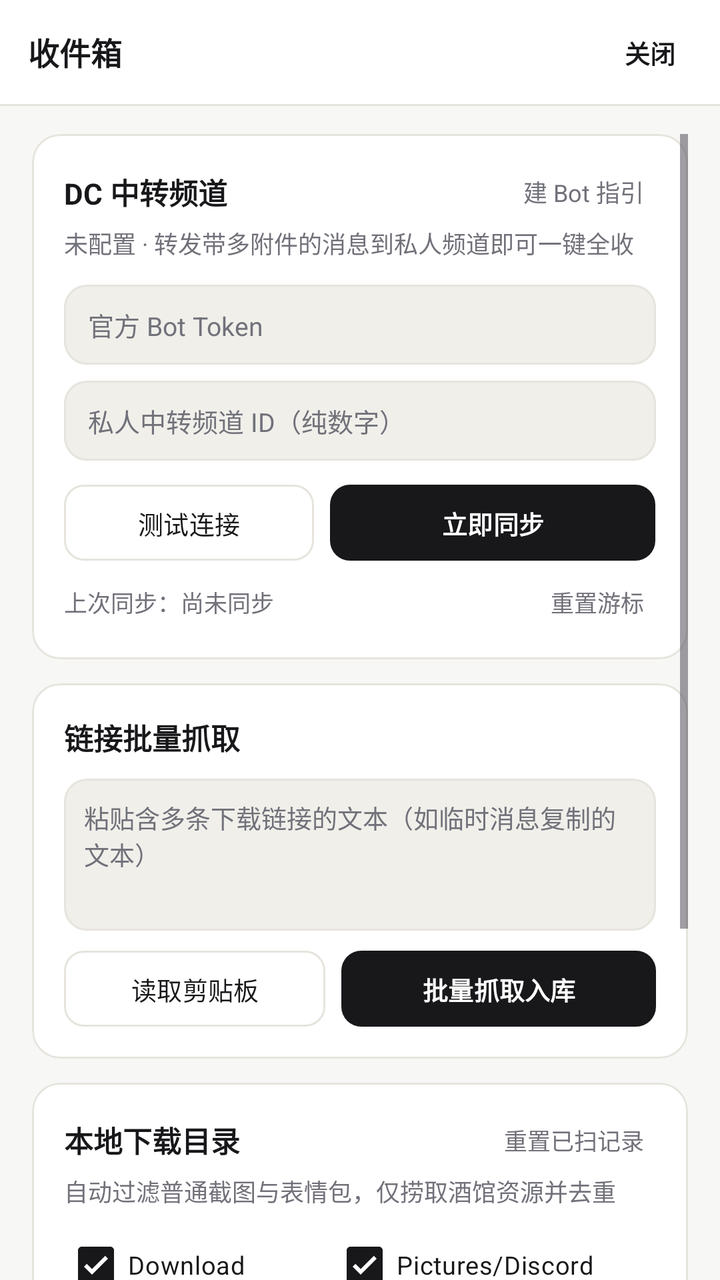
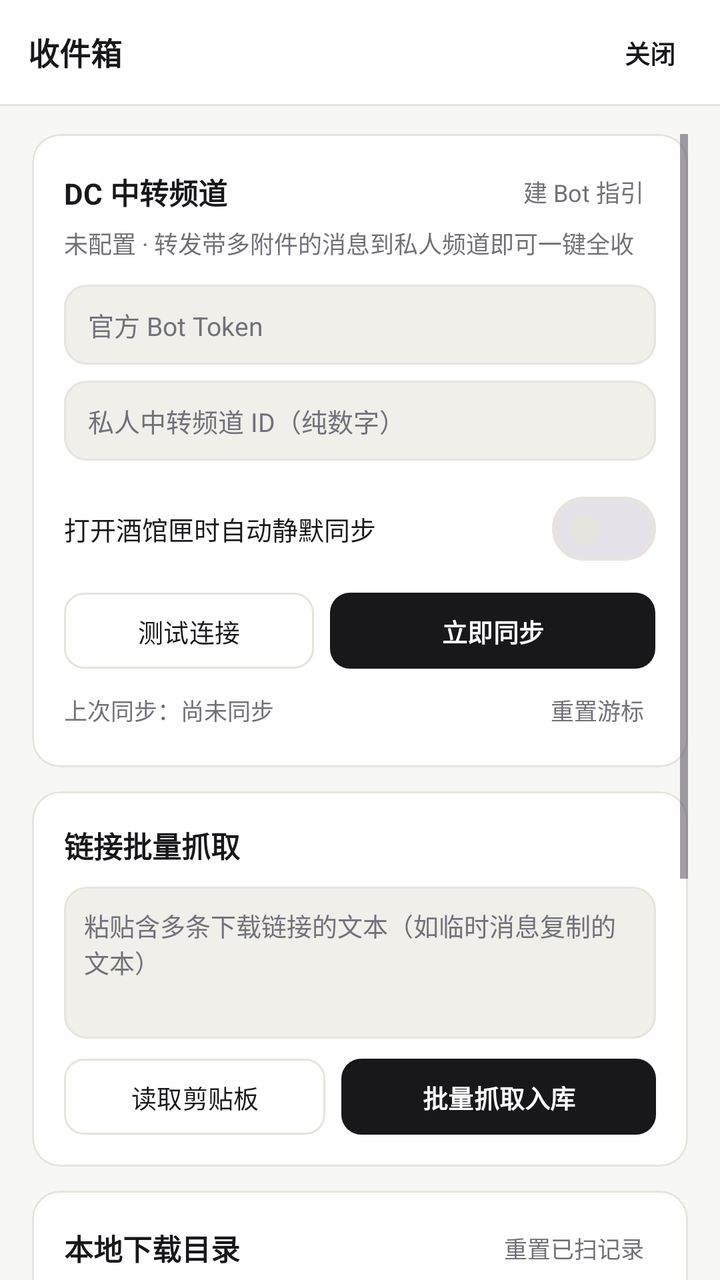

The first picture is an Android layout as it rendered before a commit; the second is the same layout after the commit. The layout source and the unified diff follow.
<!-- AndroidManifest.xml: application theme Theme.STThemeVault -->
<!-- res/layout/activity_inbox.xml -->
<?xml version="1.0" encoding="utf-8"?>
<LinearLayout xmlns:android="http://schemas.android.com/apk/res/android"
    xmlns:app="http://schemas.android.com/apk/res-auto"
    android:layout_width="match_parent"
    android:layout_height="match_parent"
    android:background="@color/bg"
    android:orientation="vertical">

    
    <LinearLayout
        android:layout_width="match_parent"
        android:layout_height="52dp"
        android:background="@color/surface"
        android:gravity="center_vertical"
        android:orientation="horizontal"
        android:paddingHorizontal="14dp">

        <TextView
            android:layout_width="0dp"
            android:layout_height="wrap_content"
            android:layout_weight="1"
            android:text="收件箱"
            android:textColor="@color/text_primary"
            android:textSize="15.5sp"
            android:textStyle="bold" />

        <com.google.android.material.button.MaterialButton
            android:id="@+id/btnInboxClose"
            style="@style/Widget.Material3.Button.TextButton"
            android:layout_width="wrap_content"
            android:layout_height="34dp"
            android:insetTop="0dp"
            android:insetBottom="0dp"
            android:minWidth="0dp"
            android:paddingHorizontal="8dp"
            android:text="关闭"
            android:textColor="@color/text_primary"
            android:textSize="12.5sp"
            android:textStyle="bold" />
    </LinearLayout>

    <View
        android:layout_width="match_parent"
        android:layout_height="1dp"
        android:background="@color/border" />

    
    <LinearLayout
        android:id="@+id/inboxProgressBar"
        android:layout_width="match_parent"
        android:layout_height="wrap_content"
        android:background="@color/surface_2"
        android:gravity="center_vertical"
        android:orientation="horizontal"
        android:paddingHorizontal="16dp"
        android:paddingVertical="10dp"
        android:visibility="gone">

        <ProgressBar
            android:layout_width="16dp"
            android:layout_height="16dp"
            android:indeterminateTint="@color/text_primary" />

        <TextView
            android:id="@+id/tvInboxProgress"
            android:layout_width="0dp"
            android:layout_height="wrap_content"
            android:layout_marginStart="10dp"
            android:layout_weight="1"
            android:ellipsize="end"
            android:singleLine="true"
            android:text="正在处理..."
            android:textColor="@color/text_primary"
            android:textSize="12.5sp" />
    </LinearLayout>

    <ScrollView
        android:layout_width="match_parent"
        android:layout_height="0dp"
        android:layout_weight="1"
        android:clipToPadding="false"
        android:paddingHorizontal="16dp"
        android:paddingTop="14dp"
        android:paddingBottom="28dp">

        <LinearLayout
            android:layout_width="match_parent"
            android:layout_height="wrap_content"
            android:orientation="vertical">

            
            <com.google.android.material.card.MaterialCardView
                android:layout_width="match_parent"
                android:layout_height="wrap_content"
                android:layout_marginBottom="12dp"
                app:cardBackgroundColor="@color/surface"
                app:cardCornerRadius="14dp"
                app:cardElevation="0dp"
                app:strokeColor="@color/border"
                app:strokeWidth="1dp">

                <LinearLayout
                    android:layout_width="match_parent"
                    android:layout_height="wrap_content"
                    android:orientation="vertical"
                    android:padding="16dp">

                    <LinearLayout
                        android:layout_width="match_parent"
                        android:layout_height="wrap_content"
                        android:gravity="center_vertical"
                        android:orientation="horizontal">

                        <TextView
                            android:layout_width="0dp"
                            android:layout_height="wrap_content"
                            android:layout_weight="1"
                            android:text="DC 中转频道"
                            android:textColor="@color/text_primary"
                            android:textSize="14.5sp"
                            android:textStyle="bold" />

                        <TextView
                            android:id="@+id/btnDcGuide"
                            android:layout_width="wrap_content"
                            android:layout_height="wrap_content"
                            android:clickable="true"
                            android:focusable="true"
                            android:paddingHorizontal="6dp"
                            android:paddingVertical="4dp"
                            android:text="建 Bot 指引"
                            android:textColor="@color/text_muted"
                            android:textSize="12sp" />
                    </LinearLayout>

                    <TextView
                        android:id="@+id/tvDcStatus"
                        android:layout_width="match_parent"
                        android:layout_height="wrap_content"
                        android:layout_marginTop="4dp"
                        android:text="未配置 · 转发带多附件的消息到私人频道即可一键全收"
                        android:textColor="@color/text_muted"
                        android:textSize="12sp" />

                    <EditText
                        android:id="@+id/etDcToken"
                        android:layout_width="match_parent"
                        android:layout_height="40dp"
                        android:layout_marginTop="12dp"
                        android:background="@drawable/bg_input"
                        android:hint="官方 Bot Token"
                        android:inputType="textPassword"
                        android:paddingHorizontal="12dp"
                        android:singleLine="true"
                        android:textColor="@color/text_primary"
                        android:textColorHint="@color/text_muted"
                        android:textSize="13sp" />

                    <EditText
                        android:id="@+id/etDcChannelId"
                        android:layout_width="match_parent"
                        android:layout_height="40dp"
                        android:layout_marginTop="8dp"
                        android:background="@drawable/bg_input"
                        android:hint="私人中转频道 ID（纯数字）"
                        android:inputType="number"
                        android:paddingHorizontal="12dp"
                        android:singleLine="true"
                        android:textColor="@color/text_primary"
                        android:textColorHint="@color/text_muted"
                        android:textSize="13sp" />

                    <LinearLayout
                        android:layout_width="match_parent"
                        android:layout_height="wrap_content"
                        android:layout_marginTop="12dp"
                        android:gravity="center_vertical"
                        android:orientation="horizontal">

                        <com.google.android.material.button.MaterialButton
                            android:id="@+id/btnDcTest"
                            style="@style/Widget.Material3.Button.OutlinedButton"
                            android:layout_width="0dp"
                            android:layout_height="38dp"
                            android:layout_marginEnd="8dp"
                            android:layout_weight="1"
                            android:insetTop="0dp"
                            android:insetBottom="0dp"
                            android:text="测试连接"
                            android:textColor="@color/text_primary"
                            android:textSize="12.5sp"
                            app:cornerRadius="10dp"
                            app:strokeColor="@color/border" />

                        <com.google.android.material.button.MaterialButton
                            android:id="@+id/btnDcSync"
                            android:layout_width="0dp"
                            android:layout_height="38dp"
                            android:layout_weight="1.3"
                            android:insetTop="0dp"
                            android:insetBottom="0dp"
                            android:text="立即同步"
                            android:textColor="@color/on_accent"
                            android:textSize="12.5sp"
                            android:textStyle="bold"
                            app:backgroundTint="@color/accent"
                            app:cornerRadius="10dp" />
                    </LinearLayout>

                    <LinearLayout
                        android:layout_width="match_parent"
                        android:layout_height="wrap_content"
                        android:layout_marginTop="8dp"
                        android:gravity="center_vertical"
                        android:orientation="horizontal">

                        <TextView
                            android:id="@+id/tvDcLastNote"
                            android:layout_width="0dp"
                            android:layout_height="wrap_content"
                            android:layout_weight="1"
                            android:ellipsize="end"
                            android:singleLine="true"
                            android:text="上次同步：尚未同步"
                            android:textColor="@color/text_muted"
                            android:textSize="11.5sp" />

                        <TextView
                            android:id="@+id/btnDcResetCursor"
                            android:layout_width="wrap_content"
                            android:layout_height="wrap_content"
                            android:clickable="true"
                            android:focusable="true"
                            android:paddingHorizontal="6dp"
                            android:paddingVertical="4dp"
                            android:text="重置游标"
                            android:textColor="@color/text_muted"
                            android:textSize="11.5sp" />
                    </LinearLayout>
                </LinearLayout>
            </com.google.android.material.card.MaterialCardView>

            
            <com.google.android.material.card.MaterialCardView
                android:layout_width="match_parent"
                android:layout_height="wrap_content"
                android:layout_marginBottom="12dp"
                app:cardBackgroundColor="@color/surface"
                app:cardCornerRadius="14dp"
                app:cardElevation="0dp"
                app:strokeColor="@color/border"
                app:strokeWidth="1dp">

                <LinearLayout
                    android:layout_width="match_parent"
                    android:layout_height="wrap_content"
                    android:orientation="vertical"
                    android:padding="16dp">

                    <TextView
                        android:layout_width="wrap_content"
                        android:layout_height="wrap_content"
                        android:text="链接批量抓取"
                        android:textColor="@color/text_primary"
                        android:textSize="14.5sp"
                        android:textStyle="bold" />

                    <EditText
                        android:id="@+id/etLinksInput"
                        android:layout_width="match_parent"
                        android:layout_height="76dp"
                        android:layout_marginTop="10dp"
                        android:background="@drawable/bg_input"
                        android:gravity="top|start"
                        android:hint="粘贴含多条下载链接的文本（如临时消息复制的文本）"
                        android:inputType="textMultiLine"
                        android:padding="10dp"
                        android:textColor="@color/text_primary"
                        android:textColorHint="@color/text_muted"
                        android:textSize="12.5sp" />

                    <LinearLayout
                        android:layout_width="match_parent"
                        android:layout_height="wrap_content"
                        android:layout_marginTop="10dp"
                        android:orientation="horizontal">

                        <com.google.android.material.button.MaterialButton
                            android:id="@+id/btnReadClipboard"
                            style="@style/Widget.Material3.Button.OutlinedButton"
                            android:layout_width="0dp"
                            android:layout_height="38dp"
                            android:layout_marginEnd="8dp"
                            android:layout_weight="1"
                            android:insetTop="0dp"
                            android:insetBottom="0dp"
                            android:text="读取剪贴板"
                            android:textColor="@color/text_primary"
                            android:textSize="12.5sp"
                            app:cornerRadius="10dp"
                            app:strokeColor="@color/border" />

                        <com.google.android.material.button.MaterialButton
                            android:id="@+id/btnFetchLinks"
                            android:layout_width="0dp"
                            android:layout_height="38dp"
                            android:layout_weight="1.2"
                            android:insetTop="0dp"
                            android:insetBottom="0dp"
                            android:text="批量抓取入库"
                            android:textColor="@color/on_accent"
                            android:textSize="12.5sp"
                            android:textStyle="bold"
                            app:backgroundTint="@color/accent"
                            app:cornerRadius="10dp" />
                    </LinearLayout>
                </LinearLayout>
            </com.google.android.material.card.MaterialCardView>

            
            <com.google.android.material.card.MaterialCardView
                android:layout_width="match_parent"
                android:layout_height="wrap_content"
                android:layout_marginBottom="12dp"
                app:cardBackgroundColor="@color/surface"
                app:cardCornerRadius="14dp"
                app:cardElevation="0dp"
                app:strokeColor="@color/border"
                app:strokeWidth="1dp">

                <LinearLayout
                    android:layout_width="match_parent"
                    android:layout_height="wrap_content"
                    android:orientation="vertical"
                    android:padding="16dp">

                    <LinearLayout
                        android:layout_width="match_parent"
                        android:layout_height="wrap_content"
                        android:gravity="center_vertical"
                        android:orientation="horizontal">

                        <TextView
                            android:layout_width="0dp"
                            android:layout_height="wrap_content"
                            android:layout_weight="1"
                            android:text="本地下载目录"
                            android:textColor="@color/text_primary"
                            android:textSize="14.5sp"
                            android:textStyle="bold" />

                        <TextView
                            android:id="@+id/btnResetLocalSeen"
                            android:layout_width="wrap_content"
                            android:layout_height="wrap_content"
                            android:clickable="true"
                            android:focusable="true"
                            android:paddingHorizontal="6dp"
                            android:paddingVertical="4dp"
                            android:text="重置已扫记录"
                            android:textColor="@color/text_muted"
                            android:textSize="11.5sp" />
                    </LinearLayout>

                    <TextView
                        android:layout_width="match_parent"
                        android:layout_height="wrap_content"
                        android:layout_marginTop="4dp"
                        android:text="自动过滤普通截图与表情包，仅捞取酒馆资源并去重"
                        android:textColor="@color/text_muted"
                        android:textSize="12sp" />

                    <LinearLayout
                        android:layout_width="match_parent"
                        android:layout_height="wrap_content"
                        android:layout_marginTop="10dp"
                        android:gravity="center_vertical"
                        android:orientation="horizontal">

                        <com.google.android.material.checkbox.MaterialCheckBox
                            android:id="@+id/cbWatchDownload"
                            android:layout_width="0dp"
                            android:layout_height="36dp"
                            android:layout_weight="1"
                            android:checked="true"
                            android:text="Download"
                            android:textColor="@color/text_primary"
                            android:textSize="12.5sp" />

                        <com.google.android.material.checkbox.MaterialCheckBox
                            android:id="@+id/cbWatchDiscordPics"
                            android:layout_width="0dp"
                            android:layout_height="36dp"
                            android:layout_weight="1.2"
                            android:checked="true"
                            android:text="Pictures/Discord"
                            android:textColor="@color/text_primary"
                            android:textSize="12.5sp" />
                    </LinearLayout>

                    <LinearLayout
                        android:layout_width="match_parent"
                        android:layout_height="wrap_content"
                        android:layout_marginTop="4dp"
                        android:gravity="center_vertical"
                        android:orientation="horizontal">

                        <TextView
                            android:layout_width="0dp"
                            android:layout_height="wrap_content"
                            android:layout_weight="1"
                            android:text="入库后删除原下载文件"
                            android:textColor="@color/text_primary"
                            android:textSize="13sp" />

                        <com.google.android.material.materialswitch.MaterialSwitch
                            android:id="@+id/swDeleteAfterImport"
                            android:layout_width="wrap_content"
                            android:layout_height="wrap_content" />
                    </LinearLayout>

                    <com.google.android.material.button.MaterialButton
                        android:id="@+id/btnScanLocalInbox"
                        style="@style/Widget.Material3.Button.UnelevatedButton"
                        android:layout_width="match_parent"
                        android:layout_height="38dp"
                        android:layout_marginTop="10dp"
                        android:insetTop="0dp"
                        android:insetBottom="0dp"
                        android:text="扫描新文件并入库"
                        android:textColor="@color/text_primary"
                        android:textSize="12.5sp"
                        android:textStyle="bold"
                        app:backgroundTint="@color/surface_2"
                        app:cornerRadius="10dp" />
                </LinearLayout>
            </com.google.android.material.card.MaterialCardView>

            
            <com.google.android.material.card.MaterialCardView
                android:layout_width="match_parent"
                android:layout_height="wrap_content"
                app:cardBackgroundColor="@color/surface"
                app:cardCornerRadius="14dp"
                app:cardElevation="0dp"
                app:strokeColor="@color/border"
                app:strokeWidth="1dp">

                <LinearLayout
                    android:layout_width="match_parent"
                    android:layout_height="wrap_content"
                    android:gravity="center_vertical"
                    android:orientation="horizontal"
                    android:paddingHorizontal="16dp"
                    android:paddingVertical="12dp">

                    <LinearLayout
                        android:layout_width="0dp"
                        android:layout_height="wrap_content"
                        android:layout_weight="1"
                        android:orientation="vertical">

                        <TextView
                            android:layout_width="wrap_content"
                            android:layout_height="wrap_content"
                            android:text="入库自动打「待整理」标签"
                            android:textColor="@color/text_primary"
                            android:textSize="13.5sp"
                            android:textStyle="bold" />

                        <TextView
                            android:layout_width="wrap_content"
                            android:layout_height="wrap_content"
                            android:layout_marginTop="2dp"
                            android:text="同时作用于 DC 同步、链接抓取、本地扫描与静默分享"
                            android:textColor="@color/text_muted"
                            android:textSize="11.5sp" />
                    </LinearLayout>

                    <com.google.android.material.materialswitch.MaterialSwitch
                        android:id="@+id/swAutoTagPending"
                        android:layout_width="wrap_content"
                        android:layout_height="wrap_content" />
                </LinearLayout>
            </com.google.android.material.card.MaterialCardView>

        </LinearLayout>
    </ScrollView>

</LinearLayout>
<!-- resources referenced by this layout -->
<resources>
  <color name="accent">#18181B</color>
  <color name="bg">#F7F7F5</color>
  <color name="border">#E6E4DD</color>
  <color name="on_accent">#FFFFFF</color>
  <color name="surface">#FFFFFF</color>
  <color name="surface_2">#F0EFEA</color>
  <color name="text_muted">#71717A</color>
  <color name="text_primary">#18181B</color>
  <!-- drawable bg_input (drawable) -->
  <?xml version="1.0" encoding="utf-8"?>
  <shape xmlns:android="http://schemas.android.com/apk/res/android" android:shape="rectangle">
      <solid android:color="@color/surface_2" />
      <corners android:radius="11dp" />
      <stroke android:width="1dp" android:color="@color/border" />
  </shape>
  <style name="Theme.STThemeVault" parent="Theme.Material3.DayNight.NoActionBar">
          <item name="colorPrimary">@color/accent</item>
          <item name="colorOnPrimary">@color/on_accent</item>
          <item name="colorSecondary">@color/text_muted</item>
          <item name="colorSecondaryContainer">@color/surface_2</item>
          <item name="colorOnSecondaryContainer">@color/text_primary</item>
          <item name="colorSurface">@color/surface</item>
          <item name="colorOnSurface">@color/text_primary</item>
          <item name="colorSurfaceContainerHigh">@color/surface</item>
          <item name="colorOutline">@color/border</item>
          <item name="android:windowBackground">@color/bg</item>
          <item name="android:statusBarColor">@color/bg</item>
          <item name="android:navigationBarColor">@color/surface</item>
          <item name="android:windowLightStatusBar">true</item>
          <item name="android:windowLightNavigationBar" tools:targetApi="27">true</item>
      </style>
</resources>

<!-- the commit's change to res/layout/activity_inbox.xml (unified diff, before → after) -->
@@ -173,7 +173,28 @@
                     <LinearLayout
                         android:layout_width="match_parent"
                         android:layout_height="wrap_content"
-                        android:layout_marginTop="12dp"
+                        android:layout_marginTop="10dp"
+                        android:gravity="center_vertical"
+                        android:orientation="horizontal">
+
+                        <TextView
+                            android:layout_width="0dp"
+                            android:layout_height="wrap_content"
+                            android:layout_weight="1"
+                            android:text="打开酒馆匣时自动静默同步"
+                            android:textColor="@color/text_primary"
+                            android:textSize="13sp" />
+
+                        <com.google.android.material.materialswitch.MaterialSwitch
+                            android:id="@+id/swDcAutoSync"
+                            android:layout_width="wrap_content"
+                            android:layout_height="wrap_content" />
+                    </LinearLayout>
+
+                    <LinearLayout
+                        android:layout_width="match_parent"
+                        android:layout_height="wrap_content"
+                        android:layout_marginTop="8dp"
                         android:gravity="center_vertical"
                         android:orientation="horizontal">
 
